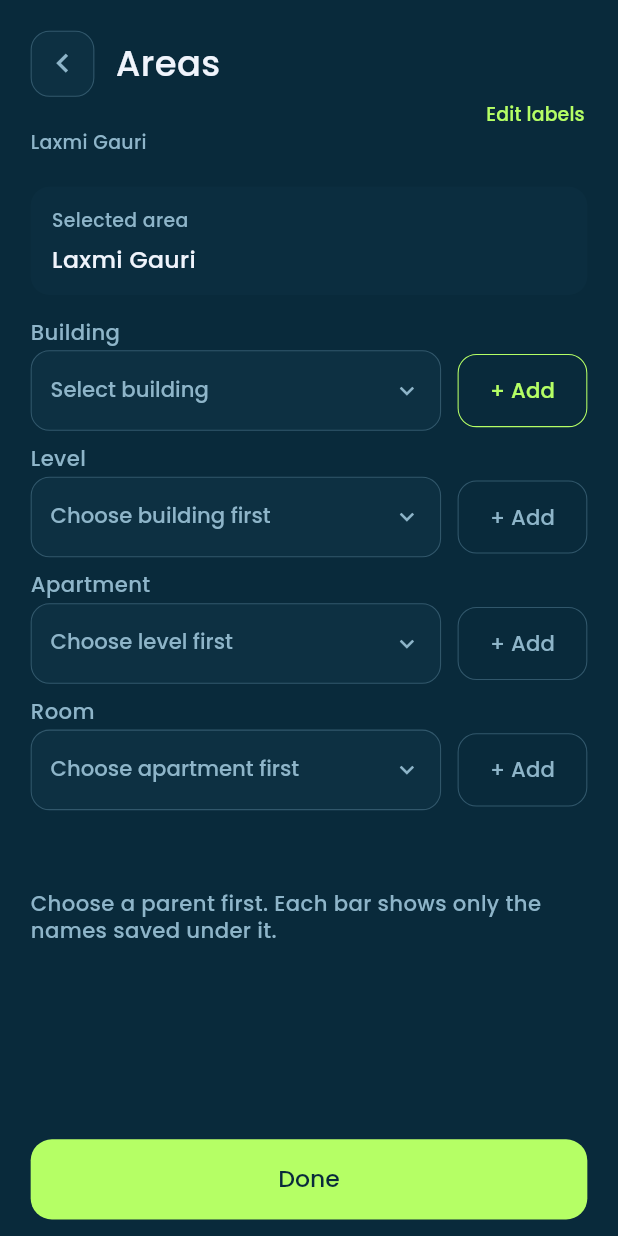
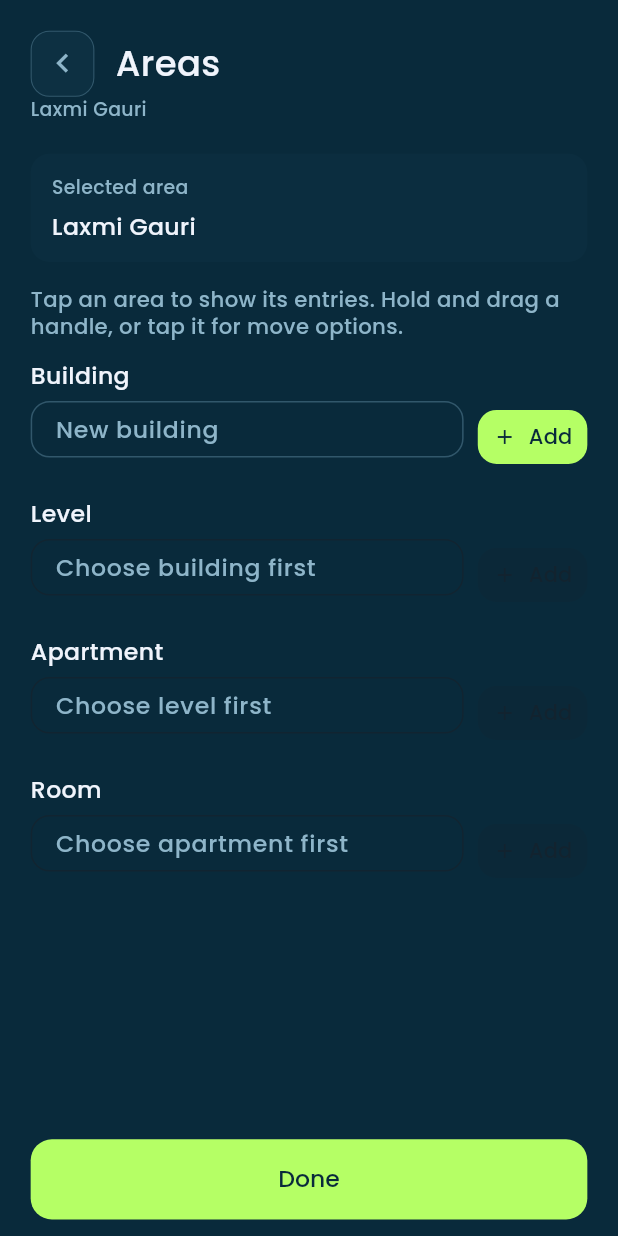
Before and after one commit to lbminfotechapps-web/dropline, a Flutter app: the AreaEditablePage screen opened by its route, on a phone screen of 412 x 824 dp. Run offline on Flutter 3.47's test engine with Material 3 defaults, Android fonts, the phone set to English and light mode, and no system bars; our stand-ins replace camera, country_code_picker, cross_file, dio, equatable, file_picker and 9 more; missing offline and left inert: mobile_scanner, record, syncfusion_flutter_pdf, syncfusion_flutter_pdfviewer; accounts and stored records are empty.

Commit message:
Make Screen Design

```diff
--- a/lib/core/utility/widgets/appbar.dart
+++ b/lib/core/utility/widgets/appbar.dart
@@ -92,7 +92,7 @@ class CustomAppBar extends StatelessWidget implements PreferredSizeWidget {
                     maxLines: 1,
                     overflow: TextOverflow.ellipsis,
                     style: const TextStyle(
-                      fontSize: 11,
+                      fontSize: 12,
                       color: AppColors.textSecondary,
                     ),
                   ),
--- a/lib/features/areas/presentation/pages/area_editable_pages.dart
+++ b/lib/features/areas/presentation/pages/area_editable_pages.dart
@@ -20,7 +20,7 @@ class AreaEditablePage extends StatefulWidget {
 
 class _AreaNode {
   _AreaNode(this.name);
-  final String name;
+  String name;
   final List<_AreaNode> children = [];
 }
 
@@ -35,9 +35,11 @@ class _AreaEditablePageState extends State<AreaEditablePage> {
   final List<_AreaNode?> _selected = List.filled(4, null);
   late List<String> _labels;
   late String _about;
-  final _namesController = TextEditingController();
-  int? _addingLevel;
-  String? _addError;
+  final _addControllers = List.generate(4, (_) => TextEditingController());
+  final _addErrors = List<String?>.filled(4, null);
+  final _editController = TextEditingController();
+  _AreaNode? _editing;
+  String? _editError;
 
   @override
   void initState() {
@@ -54,162 +56,311 @@ class _AreaEditablePageState extends State<AreaEditablePage> {
       level == 0 ? _roots : _selected[level - 1]?.children ?? [];
 
   void _select(int level, _AreaNode node) {
+    if (_selected[level] == node) return;
     setState(() {
-      _addingLevel = null;
-      _addError = null;
+      _editing = null;
+      _setSelection(level, node);
+    });
+  }
+
+  void _setSelection(int level, _AreaNode node) {
     _selected[level] = node;
-      for (var i = level + 1; i < 4; i++) {
+    for (var i = level + 1; i < _selected.length; i++) {
       _selected[i] = null;
+      _addControllers[i].clear();
+      _addErrors[i] = null;
     }
-    });
   }
 
   @override
   void dispose() {
-    _namesController.dispose();
+    for (final controller in _addControllers) {
+      controller.dispose();
+    }
+    _editController.dispose();
     super.dispose();
   }
 
-  List<String> get _names => _namesController.text
-      .split(RegExp(r'\r?\n'))
+  void _add(int level) {
+    final controller = _addControllers[level];
+    final names = controller.text
+        .split('\n')
         .map((name) => name.trim())
         .where((name) => name.isNotEmpty)
         .toList();
-
-  void _add(int level) {
-    setState(() {
-      _addingLevel = level;
-      _namesController.clear();
-      _addError = null;
-    });
+    if (names.isEmpty) {
+      setState(() => _addErrors[level] = 'Enter at least one name');
+      return;
     }
 
-  void _cancelAdd() {
-    FocusScope.of(context).unfocus();
-    setState(() {
-      _addingLevel = null;
-      _namesController.clear();
-      _addError = null;
-    });
-  }
-
-  void _saveNames() {
-    final level = _addingLevel;
-    if (level == null) return;
-    final names = _names;
-    if (names.isEmpty) {
-      setState(() => _addError = 'Enter at least one name');
-      return;
-    }
     final options = _options(level);
     final seen = options.map((node) => node.name.toLowerCase()).toSet();
     for (final name in names) {
       if (!seen.add(name.toLowerCase())) {
-        setState(() => _addError = 'Duplicate name: $name');
+        setState(() => _addErrors[level] = 'Duplicate name: $name');
         return;
       }
     }
+
     final nodes = names.map(_AreaNode.new).toList();
+    FocusScope.of(context).unfocus();
+    setState(() {
       options.addAll(nodes);
-    _select(level, nodes.first);
-    _cancelAdd();
+      controller.clear();
+      _addErrors[level] = null;
+      _editing = null;
+      _setSelection(level, nodes.first);
+    });
   }
 
-  Widget _addForm(double s) {
-    final count = _names.length;
-    final small = AppTextStyles.bodySmall.copyWith(
-      fontSize: 8 * s,
-      color: _muted,
+  void _startEditing(_AreaNode node) {
+    _editController.value = TextEditingValue(
+      text: node.name,
+      selection: TextSelection(baseOffset: 0, extentOffset: node.name.length),
     );
-    final shape = RoundedRectangleBorder(
+    setState(() {
+      _editing = node;
+      _editError = null;
+    });
+  }
+
+  bool _saveEdit(int level, _AreaNode node) {
+    final name = _editController.text.trim();
+    if (name.isEmpty) {
+      setState(() => _editError = 'Enter a name');
+      return false;
+    }
+    if (_options(level).any(
+      (other) =>
+          other != node && other.name.toLowerCase() == name.toLowerCase(),
+    )) {
+      setState(() => _editError = 'Duplicate name: $name');
+      return false;
+    }
+    setState(() {
+      node.name = name;
+      _editing = null;
+    });
+    return true;
+  }
+
+  void _moveArea(List<_AreaNode> options, int fromIndex, int toIndex) {
+    setState(() => options.insert(toIndex, options.removeAt(fromIndex)));
+  }
+
+  InputDecoration _nameDecoration(
+    double s,
+    String hint,
+    String? error, {
+    bool compact = false,
+  }) {
+    final border = OutlineInputBorder(
       borderRadius: BorderRadius.circular(8 * s),
+      borderSide: const BorderSide(color: _border),
     );
-    return Container(
-      margin: EdgeInsets.only(top: 7 * s, bottom: 4 * s),
-      padding: EdgeInsets.all(8 * s),
-      decoration: BoxDecoration(
-        color: _surface,
-        border: Border.all(color: _lime, width: .7),
-        borderRadius: BorderRadius.circular(9 * s),
-      ),
-      child: Column(
-        crossAxisAlignment: CrossAxisAlignment.stretch,
-        children: [
-          Text(
-            'Names · one per line',
-            style: small.copyWith(fontWeight: FontWeight.w500),
-          ),
-          SizedBox(height: 6 * s),
-          TextField(
-            controller: _namesController,
-            minLines: 5,
-            maxLines: 5,
-            keyboardType: TextInputType.multiline,
-            textInputAction: TextInputAction.newline,
-            textCapitalization: TextCapitalization.words,
-            cursorColor: _lime,
-            style: AppTextStyles.bodySmall.copyWith(
-              fontSize: 10 * s,
-              color: _white,
-              height: 1.5,
-            ),
-            onChanged: (_) => setState(() => _addError = null),
-            decoration: InputDecoration(
-              hintText: 'Enter names, one per line',
-              hintStyle: small,
-              errorText: _addError,
+    return InputDecoration(
+      hintText: hint,
+      hintStyle: const TextStyle(color: _muted),
+      errorText: error,
       errorMaxLines: 3,
       filled: true,
       fillColor: _bg,
       isDense: true,
-              contentPadding: EdgeInsets.all(8 * s),
-              border: OutlineInputBorder(
+      contentPadding: EdgeInsets.symmetric(
+        horizontal: 8 * s,
+        vertical: (compact ? 5 : 8) * s,
+      ),
+      border: border,
+      enabledBorder: border,
+      focusedBorder: border.copyWith(
+        borderSide: const BorderSide(color: _lime),
+      ),
+    );
+  }
+
+  Widget _areaSection(int level, double s) {
+    final label = _labels[level];
+    final options = _options(level);
+    final enabled = level == 0 || _selected[level - 1] != null;
+    final style = AppTextStyles.bodySmall.copyWith(
+      fontSize: 10 * s,
+      color: _white,
+    );
+    final buttonShape = RoundedRectangleBorder(
       borderRadius: BorderRadius.circular(8 * s),
-                borderSide: const BorderSide(color: _border, width: .7),
+    );
+    final buttonStyle = OutlinedButton.styleFrom(
+      foregroundColor: _white,
+      side: const BorderSide(color: _border),
+      shape: buttonShape,
+    );
+
+    return SliverMainAxisGroup(
+      slivers: [
+        SliverToBoxAdapter(
+          child: Column(
+            crossAxisAlignment: CrossAxisAlignment.stretch,
+            children: [
+              Text(label, style: style),
+              SizedBox(height: 4 * s),
+              Row(
+                crossAxisAlignment: CrossAxisAlignment.start,
+                children: [
+                  Expanded(
+                    child: TextField(
+                      controller: _addControllers[level],
+                      enabled: enabled,
+                      minLines: 1,
+                      maxLines: 5,
+                      textCapitalization: TextCapitalization.words,
+                      style: style,
+                      decoration: _nameDecoration(
+                        s,
+                        enabled
+                            ? 'New ${label.toLowerCase()}'
+                            : 'Choose ${_labels[level - 1].toLowerCase()} first',
+                        _addErrors[level],
+                        compact: true,
                       ),
-              enabledBorder: OutlineInputBorder(
-                borderRadius: BorderRadius.circular(8 * s),
-                borderSide: const BorderSide(color: _border, width: .7),
-              ),
-              focusedBorder: OutlineInputBorder(
-                borderRadius: BorderRadius.circular(8 * s),
-                borderSide: const BorderSide(color: _lime, width: .7),
+                      onChanged: (_) {
+                        if (_addErrors[level] != null) {
+                          setState(() => _addErrors[level] = null);
+                        }
+                      },
                     ),
                   ),
-          ),
-          SizedBox(height: 6 * s),
-          Row(
-            children: [
-              OutlinedButton(
-                onPressed: _cancelAdd,
-                style: OutlinedButton.styleFrom(
-                  foregroundColor: _muted,
-                  shape: shape,
-                  side: const BorderSide(color: _border, width: .7),
-                  textStyle: small,
-                  minimumSize: Size(62 * s, 30 * s),
-                  padding: EdgeInsets.symmetric(horizontal: 10 * s),
-                ),
-                child: const Text('Cancel'),
-              ),
-              SizedBox(width: 7 * s),
-              Expanded(
-                child: FilledButton(
-                  onPressed: _saveNames,
+                  SizedBox(width: 6 * s),
+                  FilledButton.icon(
+                    onPressed: enabled ? () => _add(level) : null,
                     style: FilledButton.styleFrom(
                       backgroundColor: _lime,
                       foregroundColor: _bg,
-                    shape: shape,
-                    minimumSize: Size(0, 30 * s),
-                    textStyle: small.copyWith(fontWeight: FontWeight.w500),
+                      minimumSize: const Size(0, 36),
+                      padding: const EdgeInsets.symmetric(horizontal: 10),
+                      shape: buttonShape,
                     ),
-                  child: Text('Save $count ${count == 1 ? 'name' : 'names'}'),
-                ),
+                    icon: const Icon(Icons.add, size: 16),
+                    label: const Text('Add'),
                   ),
                 ],
               ),
             ],
           ),
+        ),
+        if (options.isNotEmpty)
+          SliverReorderableList(
+            proxyDecorator: (child, index, animation) =>
+                Material(type: MaterialType.transparency, child: child),
+            itemCount: options.length,
+            onReorderItem: (oldIndex, newIndex) =>
+                _moveArea(options, oldIndex, newIndex),
+            itemBuilder: (context, index) {
+              final node = options[index];
+              return Padding(
+                key: ObjectKey(node),
+                padding: EdgeInsets.only(top: 5 * s),
+                child: Column(
+                  crossAxisAlignment: CrossAxisAlignment.stretch,
+                  children: [
+                    Material(
+                      color: _surface,
+                      clipBehavior: Clip.antiAlias,
+                      shape: RoundedRectangleBorder(
+                        borderRadius: BorderRadius.circular(8 * s),
+                        side: BorderSide(
+                          color: _selected[level] == node ? _lime : _border,
+                        ),
+                      ),
+                      child: ListTile(
+                        contentPadding: EdgeInsetsDirectional.only(
+                          start: 10 * s,
+                          end: 5 * s,
+                        ),
+                        selected: _selected[level] == node,
+                        selectedColor: _lime,
+                        textColor: _white,
+                        dense: true,
+                        leading: options.length > 1
+                            ? ReorderableDelayedDragStartListener(
+                                index: index,
+                                child: PopupMenuButton<int>(
+                                  tooltip: '',
+                                  icon: const Icon(
+                                    Icons.drag_indicator,
+                                    color: _muted,
+                                  ),
+                                  onSelected: (target) =>
+                                      _moveArea(options, index, target),
+                                  itemBuilder: (context) => [
+                                    if (index > 0)
+                                      PopupMenuItem(
+                                        value: index - 1,
+                                        child: const Text('Move up'),
+                                      ),
+                                    if (index < options.length - 1)
+                                      PopupMenuItem(
+                                        value: index + 1,
+                                        child: const Text('Move down'),
+                                      ),
+                                  ],
+                                ),
+                              )
+                            : null,
+                        title: Text(node.name),
+                        onTap: () => _select(level, node),
+                        trailing: OutlinedButton(
+                          onPressed: () => _startEditing(node),
+                          style: buttonStyle,
+                          child: const Text('Edit'),
+                        ),
+                      ),
+                    ),
+                    if (_editing == node)
+                      Padding(
+                        padding: EdgeInsets.only(top: 5 * s),
+                        child: Column(
+                          crossAxisAlignment: CrossAxisAlignment.stretch,
+                          children: [
+                            Text('Edit ${label.toLowerCase()}', style: style),
+                            SizedBox(height: 4 * s),
+                            TextField(
+                              controller: _editController,
+                              autofocus: true,
+                              textCapitalization: TextCapitalization.words,
+                              style: style,
+                              decoration: _nameDecoration(s, label, _editError),
+                              onChanged: (_) {
+                                if (_editError != null) {
+                                  setState(() => _editError = null);
+                                }
+                              },
+                              onSubmitted: (_) => _saveEdit(level, node),
+                            ),
+                            Wrap(
+                              alignment: WrapAlignment.end,
+                              spacing: 6 * s,
+                              children: [
+                                TextButton(
+                                  onPressed: () =>
+                                      setState(() => _editing = null),
+                                  child: const Text('Cancel'),
+                                ),
+                                OutlinedButton(
+                                  onPressed: () => _saveEdit(level, node),
+                                  style: buttonStyle,
+                                  child: const Text('Save'),
+                                ),
+                              ],
+                            ),
+                          ],
+                        ),
+                      ),
+                  ],
+                ),
+              );
+            },
+          ),
+      ],
     );
   }
 
@@ -252,14 +403,6 @@ class _AreaEditablePageState extends State<AreaEditablePage> {
           final path = selectedNames.isEmpty
               ? widget.projectName
               : selectedNames.join(' › ');
-          final parentNames = _selected
-              .take(_addingLevel ?? 0)
-              .whereType<_AreaNode>()
-              .map((node) => node.name)
-              .toList();
-          final parentPath = parentNames.isEmpty
-              ? widget.projectName
-              : parentNames.join(' › ');
           return Padding(
             padding: EdgeInsets.fromLTRB(13 * s, 13 * s, 13 * s, 7 * s),
             child: Column(
@@ -294,25 +437,13 @@ class _AreaEditablePageState extends State<AreaEditablePage> {
                     Text('Areas', style: text(15, bold: true, color: _white)),
                   ],
                 ),
-                Align(
-                  alignment: Alignment.centerRight,
-                  child: TextButton(
-                    onPressed: _editLabels,
-                    style: TextButton.styleFrom(
-                      padding: EdgeInsets.zero,
-                      minimumSize: Size(44 * s, 14 * s),
-                      tapTargetSize: MaterialTapTargetSize.shrinkWrap,
-                    ),
-                    child: Text(
-                      'Edit labels',
-                      style: text(8, bold: true, color: _lime),
-                    ),
-                  ),
-                ),
+
                 Text(widget.projectName, style: text(8)),
                 SizedBox(height: 14 * s),
                 Expanded(
-                  child: SingleChildScrollView(
+                  child: CustomScrollView(
+                    slivers: [
+                      SliverToBoxAdapter(
                         child: Column(
                           crossAxisAlignment: CrossAxisAlignment.stretch,
                           children: [
@@ -326,134 +457,45 @@ class _AreaEditablePageState extends State<AreaEditablePage> {
                                 crossAxisAlignment: CrossAxisAlignment.start,
                                 children: [
                                   Text(
-                                _addingLevel == null
-                                    ? 'Selected area'
-                                    : 'Adding under',
+                                    'Selected area',
                                     style: text(8, bold: true),
                                   ),
                                   SizedBox(height: 5 * s),
                                   Text(
-                                _addingLevel == null ? path : parentPath,
+                                    path,
                                     style: text(10, bold: true, color: _white),
                                   ),
                                 ],
                               ),
                             ),
                             SizedBox(height: 10 * s),
-                        for (var i = 0; i < 4; i++) ...[
-                          Text(_labels[i], style: text(9, bold: true)),
-                          SizedBox(height: 2 * s),
-                          Row(
-                            children: [
-                              Expanded(
-                                child: Container(
-                                  padding: EdgeInsets.symmetric(
-                                    horizontal: 8 * s,
-                                  ),
-                                  decoration: BoxDecoration(
-                                    color: _surface,
-                                    border: Border.all(
-                                      color: _border,
-                                      width: .7,
-                                    ),
-                                    borderRadius: BorderRadius.circular(8 * s),
-                                  ),
-                                  child: DropdownButtonHideUnderline(
-                                    child: DropdownButton<_AreaNode>(
-                                      value: _selected[i],
-                                      isExpanded: true,
-                                      dropdownColor: _surface,
-                                      style: text(9, color: _white),
-                                      icon: Icon(
-                                        Icons.expand_more,
-                                        color: _muted,
-                                        size: 12 * s,
-                                      ),
-                                      hint: Text(
-                                        (i == 0 || _selected[i - 1] != null)
-                                            ? 'Select ${_labels[i].toLowerCase()}'
-                                            : 'Choose ${_labels[i - 1].toLowerCase()} first',
+                            Text(
+                              'Tap an area to show its entries. Hold and drag a handle, or tap it for move options.',
                               style: text(9),
                             ),
-                                      items: _options(i)
-                                          .map(
-                                            (node) => DropdownMenuItem(
-                                              value: node,
-                                              child: Text(node.name),
-                                            ),
-                                          )
-                                          .toList(),
-                                      onChanged: (value) {
-                                        if (value != null) _select(i, value);
-                                      },
-                                      itemHeight: null,
-                                      isDense: true,
-                                      padding: EdgeInsets.symmetric(
-                                        vertical: 9 * s,
+                            SizedBox(height: 8 * s),
+                          ],
                         ),
                       ),
-                                  ),
-                                ),
-                              ),
-                              SizedBox(width: 7 * s),
-                              SizedBox(
-                                width: 55 * s,
-                                height: 31 * s,
-                                child: OutlinedButton(
-                                  onPressed: i == 0 || _selected[i - 1] != null
-                                      ? () => _add(i)
-                                      : null,
-                                  style: OutlinedButton.styleFrom(
-                                    padding: EdgeInsets.zero,
-                                    foregroundColor: _lime,
-                                    disabledForegroundColor: _muted,
-                                    side: BorderSide(
-                                      color: i == 0 || _selected[i - 1] != null
-                                          ? _lime
-                                          : _border,
-                                      width: .7,
-                                    ),
-                                    shape: RoundedRectangleBorder(
-                                      borderRadius: BorderRadius.circular(
-                                        8 * s,
-                                      ),
-                                    ),
-                                  ),
-                                  child: Text(
-                                    '+ Add',
-                                    style: text(
-                                      9,
-                                      bold: true,
-                                      color: i == 0 || _selected[i - 1] != null
-                                          ? _lime
-                                          : _muted,
-                                    ),
-                                  ),
-                                ),
-                              ),
+                      for (var i = 0; i < _labels.length; i++) ...[
+                        _areaSection(i, s),
+                        SliverToBoxAdapter(child: SizedBox(height: 10 * s)),
                       ],
-                          ),
-                          if (_addingLevel == i) _addForm(s),
-                          SizedBox(height: 6 * s),
+                      SliverToBoxAdapter(child: SizedBox(height: 12 * s)),
                     ],
-                        SizedBox(height: 28 * s),
-                        Text(
-                          'Choose a parent first. Each bar shows only the names saved under it.',
-                          style: text(9),
-                        ),
-                        SizedBox(height: 12 * s),
-                      ],
-                    ),
                   ),
                 ),
                 SizedBox(height: 12 * s),
                 FilledButton(
                   onPressed: () {
-                    if (_addingLevel != null) {
-                      _saveNames();
-                    } else {
+                    final node = _editing;
+                    if (node != null) {
+                      final level = _labels.asMap().keys.firstWhere(
+                        (level) => _options(level).contains(node),
+                      );
+                      if (!_saveEdit(level, node)) return;
+                    }
                     FocusScope.of(context).unfocus();
-                    }
                   },
                   style: FilledButton.styleFrom(
                     backgroundColor: _lime,
```
Also changed, not shown: lib/features/project_setup/presentation/pages/project_setup_pages.dart (+6 -4 lines). Lines whose indentation alone changed are shown as unchanged.
